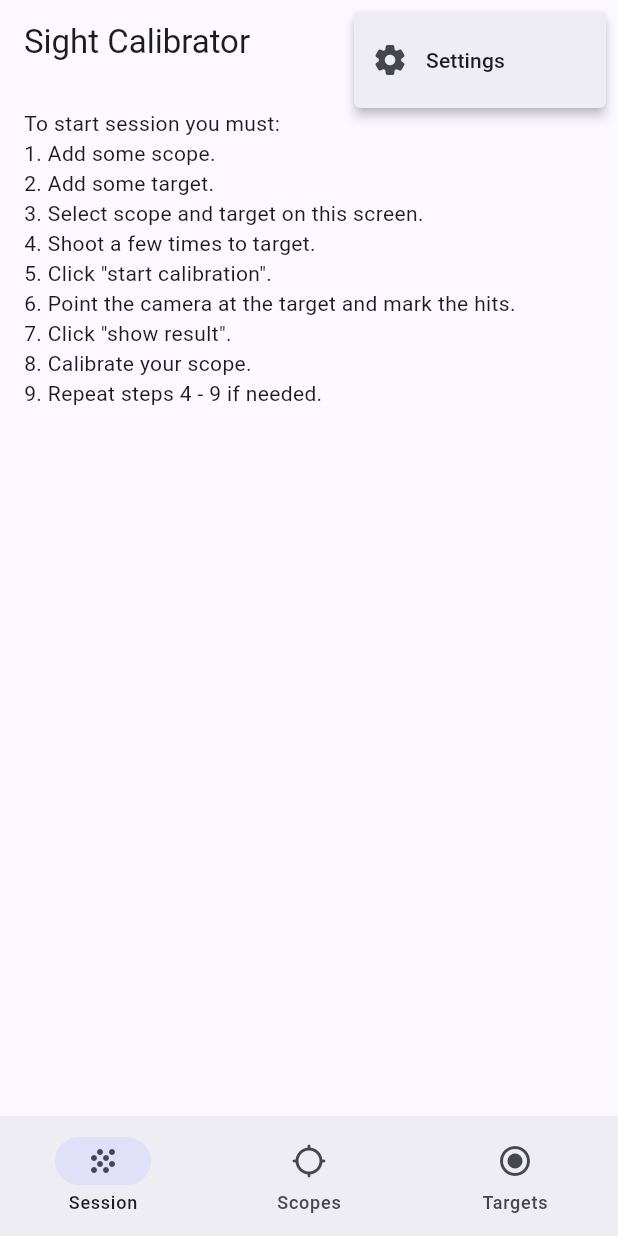
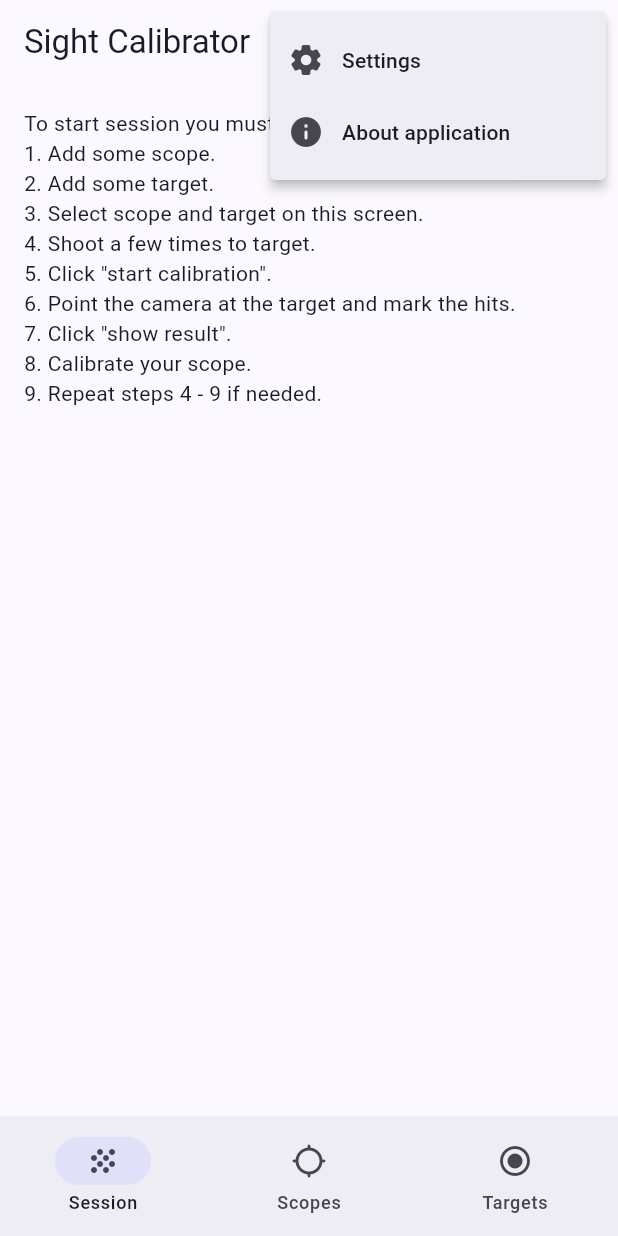
Before and after one commit to dmacedonski/sight-calibrator, a Flutter app: the screen it shows after launch, after a tap on the "more vert" icon, on a phone screen of 412 x 824 dp. Run offline on Flutter 3.47's test engine with Material 2 defaults, Android fonts, the phone set to English and light mode, and no system bars; our stand-ins replace camera, floor, package_info_plus, shared_preferences, sqflite; accounts and stored records are empty; generated files the repository leaves out were written again.

Commit message:
Add about dialog

```diff
--- a/lib/l10n/app_en.arb
+++ b/lib/l10n/app_en.arb
@@ -45,5 +45,10 @@
   "theme": "Theme",
   "diameterOfTheTarget": "Diameter of the target (inches)",
   "distanceToTarget": "Distance to target (yards)",
-  "language": "Language"
+  "language": "Language",
+  "aboutApplication": "About application",
+  "applicationDescription": "The app will help you calibrate your optical sights. Thanks to the use of the camera, you can easily determine hits on the target, and the application will count for you the number of clicks needed to reset the crosshairs.",
+  "createdBy": "Created by:",
+  "translatedBy": "Translated by:",
+  "artworkBy": "Artwork by:"
 }
--- a/lib/main.dart
+++ b/lib/main.dart
@@ -1,6 +1,7 @@
 import 'package:camera/camera.dart';
 import 'package:flutter/material.dart';
 import 'package:flutter_gen/gen_l10n/app_localizations.dart';
+import 'package:package_info_plus/package_info_plus.dart';
 import 'package:sight_calibrator/data/app_database.dart';
 import 'package:sight_calibrator/main_activity.dart';
 
@@ -15,14 +16,20 @@ Future<void> main() async {
       (element) => element.lensDirection == CameraLensDirection.back);
   final AppSettings appSettings = AppSettings.getInstance();
   appSettings.load();
-  runApp(MyApp(db: db, camera: camera));
+  PackageInfo packageInfo = await PackageInfo.fromPlatform();
+  runApp(MyApp(db: db, camera: camera, packageInfo: packageInfo));
 }
 
 class MyApp extends StatelessWidget {
   final AppDatabase db;
   final CameraDescription camera;
+  final PackageInfo packageInfo;
 
-  const MyApp({super.key, required this.db, required this.camera});
+  const MyApp(
+      {super.key,
+      required this.db,
+      required this.camera,
+      required this.packageInfo});
 
   @override
   Widget build(BuildContext context) {
@@ -38,7 +45,8 @@ class MyApp extends StatelessWidget {
                 colorSchemeSeed: Colors.indigo,
                 brightness: Brightness.dark),
             themeMode: appSettings.themeMode,
-            home: MainActivity(db: db, camera: camera),
+            home:
+                MainActivity(db: db, camera: camera, packageInfo: packageInfo),
             localizationsDelegates: AppLocalizations.localizationsDelegates,
             supportedLocales: AppLocalizations.supportedLocales,
             locale: appSettings.locale,
--- a/lib/main_activity.dart
+++ b/lib/main_activity.dart
@@ -1,6 +1,7 @@
 import 'package:camera/camera.dart';
 import 'package:flutter/material.dart';
 import 'package:flutter_gen/gen_l10n/app_localizations.dart';
+import 'package:package_info_plus/package_info_plus.dart';
 import 'package:sight_calibrator/data/app_database.dart';
 import 'package:sight_calibrator/scopes_fragment.dart';
 import 'package:sight_calibrator/session_fragment.dart';
@@ -10,8 +11,13 @@ import 'package:sight_calibrator/targets_fragment.dart';
 class MainActivity extends StatefulWidget {
   final AppDatabase db;
   final CameraDescription camera;
+  final PackageInfo packageInfo;
 
-  const MainActivity({super.key, required this.db, required this.camera});
+  const MainActivity(
+      {super.key,
+      required this.db,
+      required this.camera,
+      required this.packageInfo});
 
   @override
   State<StatefulWidget> createState() => _MainActivityState();
@@ -27,13 +33,22 @@ class _MainActivityState extends State<MainActivity> {
         title: const Text("Sight Calibrator"),
         actions: [
           PopupMenuButton<int>(
-            itemBuilder: (context) => <PopupMenuEntry<int>>[
+            itemBuilder: (context) =>
+            <PopupMenuEntry<int>>[
               PopupMenuItem(
                 value: 0,
                 child: Row(children: [
                   const Icon(Icons.settings_rounded),
                   const SizedBox(width: 12),
                   Text(AppLocalizations.of(context)!.settings)
+                ]),
+              ),
+              PopupMenuItem(
+                value: 1,
+                child: Row(children: [
+                  const Icon(Icons.info_rounded),
+                  const SizedBox(width: 12),
+                  Text(AppLocalizations.of(context)!.aboutApplication)
                 ]),
               )
             ],
@@ -42,6 +57,38 @@ class _MainActivityState extends State<MainActivity> {
                 case 0:
                   Navigator.of(context).push(MaterialPageRoute(
                       builder: (context) => const SettingsFragment()));
+                  break;
+                case 1:
+                  if (!context.mounted) return;
+                  showAboutDialog(
+                      context: context,
+                      applicationVersion: widget.packageInfo.version,
+                      applicationIcon: const Image(
+                        image: AssetImage("assets/icon/icon.png"),
+                        width: 48,
+                        height: 48,
+                      ),
+                      children: [
+                        Text(AppLocalizations.of(context)!
+                            .applicationDescription),
+                        const SizedBox(height: 16),
+                        Table(
+                          children: [
+                            TableRow(children: [
+                              Text(AppLocalizations.of(context)!.createdBy),
+                              const Text("Damian Macedoński")
+                            ]),
+                            TableRow(children: [
+                              Text(AppLocalizations.of(context)!.translatedBy),
+                              const Text("Damian Macedoński")
+                            ]),
+                            TableRow(children: [
+                              Text(AppLocalizations.of(context)!.artworkBy),
+                              const Text("Damian Macedoński")
+                            ]),
+                          ],
+                        )
+                      ]);
                   break;
               }
             },
--- a/pubspec.yaml
+++ b/pubspec.yaml
@@ -2,7 +2,7 @@ name: sight_calibrator
 description: Application for calibration of your Red Dot Sight, Holographic Sight, Scope and other.
 publish_to: 'none'
 
-version: 1.0.0+1
+version: 1.0.0
 
 environment:
   sdk: '>=2.19.5 <3.0.0'
@@ -20,6 +20,7 @@ dependencies:
   sqflite: ^2.2.6
   shared_preferences: ^2.1.0
   intl: ^0.17.0
+  package_info_plus: ^3.1.0
 
 dev_dependencies:
   flutter_test:
@@ -32,6 +33,8 @@ dev_dependencies:
 flutter:
   uses-material-design: true
   generate: true
+  assets:
+    - assets/icon/icon.png
 
 flutter_icons:
   android: "launcher_icon"
```
Also changed, not shown: lib/l10n/app_pl.arb (+6 -1 lines), pubspec.lock.
